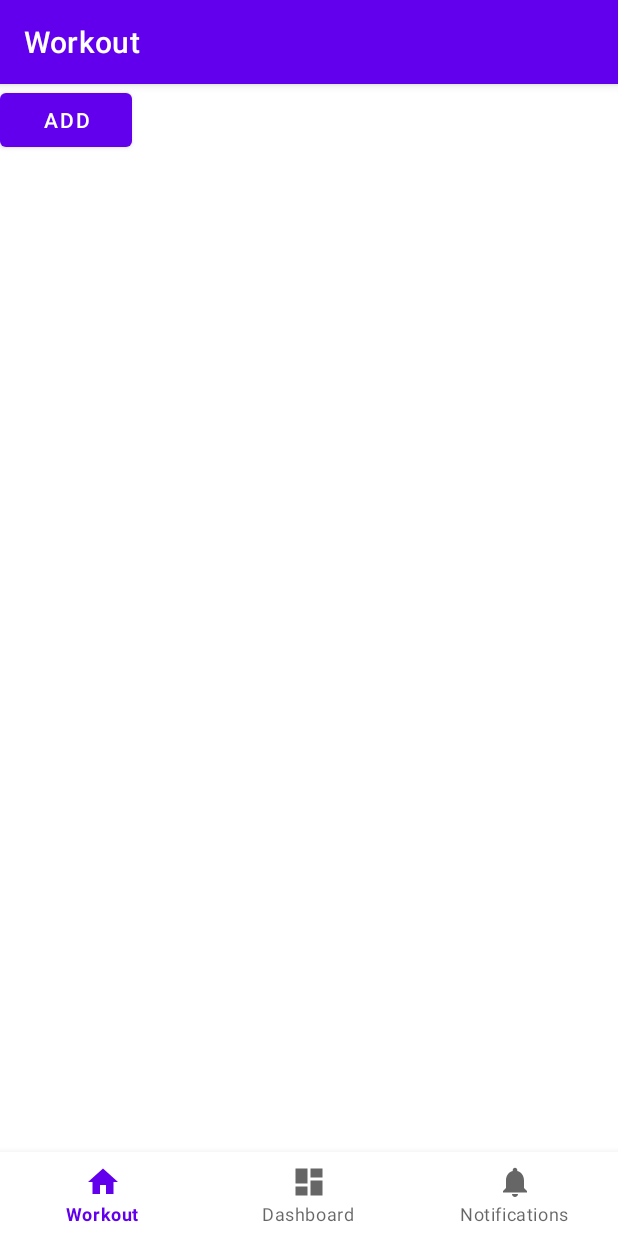
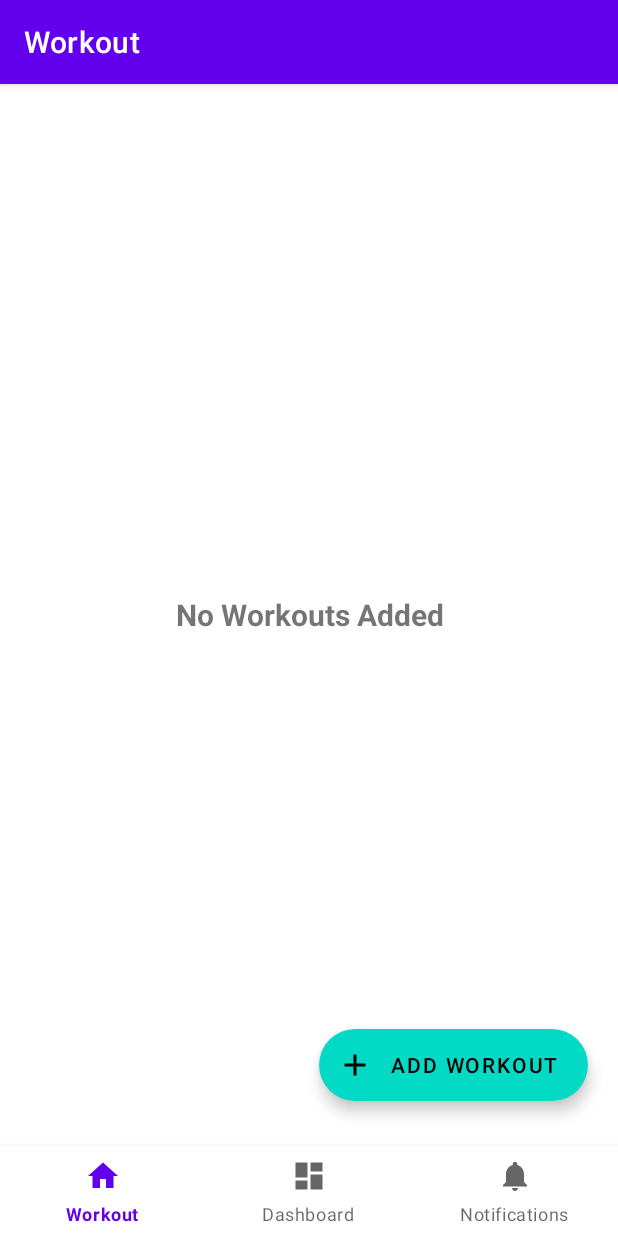
Before and after one commit to ajay53/MyApp, an Android app: the screen it shows after launch (MainActivity), on a phone screen of 412 x 824 dp. Run offline under Robolectric (Android 15) with nearby library versions, the phone set to English and light mode, and no system bars; our stand-ins replace Room's generated code, navigation-ui.

Commit message:
swipe workout to delete, lock/unlock feature while playing

```diff
--- a/app/src/main/java/com/goazi/workoutmanager/MainActivity.kt
+++ b/app/src/main/java/com/goazi/workoutmanager/MainActivity.kt
@@ -4,6 +4,7 @@ import android.os.Bundle
 import com.google.android.material.bottomnavigation.BottomNavigationView
 import androidx.appcompat.app.AppCompatActivity
 import androidx.navigation.findNavController
+import androidx.navigation.fragment.NavHostFragment
 import androidx.navigation.ui.AppBarConfiguration
 import androidx.navigation.ui.setupActionBarWithNavController
 import androidx.navigation.ui.setupWithNavController
@@ -15,7 +16,9 @@ class MainActivity : AppCompatActivity() {
         setContentView(R.layout.activity_main)
         val navView: BottomNavigationView = findViewById(R.id.nav_view)
 
-        val navController = findNavController(R.id.nav_host_fragment)
+        val navHostFragment = supportFragmentManager.findFragmentById(R.id.nav_host_fragment) as NavHostFragment
+        val navController = navHostFragment.navController
+//        val navController = findNavController(R.id.nav_host_fragment)
         // Passing each menu ID as a set of Ids because each
         // menu should be considered as top level destinations.
         val appBarConfiguration = AppBarConfiguration(setOf(
--- a/app/src/main/java/com/goazi/workoutmanager/repository/WorkoutRepository.kt
+++ b/app/src/main/java/com/goazi/workoutmanager/repository/WorkoutRepository.kt
@@ -16,6 +16,10 @@ class WorkoutRepository(private val workoutDao: WorkoutDao) {
         workoutDao.insert(workout)
     }
 
+    suspend fun delete(workout: Workout) {
+        workoutDao.delete(workout)
+    }
+
     fun getAllWorkouts(): MutableList<Workout> {
         val executor: ExecutorService = Executors.newSingleThreadExecutor()
         val future: Future<MutableList<Workout>> = executor.submit(SelectListCallable(workoutDao))
--- a/app/src/main/java/com/goazi/workoutmanager/repository/cache/dao/WorkoutDao.kt
+++ b/app/src/main/java/com/goazi/workoutmanager/repository/cache/dao/WorkoutDao.kt
@@ -2,6 +2,7 @@ package com.goazi.workoutmanager.repository.cache.dao
 
 import androidx.lifecycle.LiveData
 import androidx.room.Dao
+import androidx.room.Delete
 import androidx.room.Insert
 import androidx.room.Query
 import com.goazi.workoutmanager.model.Workout
@@ -12,6 +13,9 @@ interface WorkoutDao {
     @Insert
     suspend fun insert(workout: Workout)
 
+    @Delete
+    suspend fun delete(workout: Workout)
+
     @Query("SELECT * FROM tbl_workout ORDER BY timeStamp DESC")
     fun getLiveWorkouts(): LiveData<MutableList<Workout>>
 
--- a/app/src/main/java/com/goazi/workoutmanager/viewmodel/ExerciseViewModel.kt
+++ b/app/src/main/java/com/goazi/workoutmanager/viewmodel/ExerciseViewModel.kt
@@ -40,5 +40,7 @@ class ExerciseViewModel(application: Application) : AndroidViewModel(application
         return repository.getExerciseById(id)
     }
 
-
+    fun getExercisesById(id: String): MutableList<Exercise> {
+        return repository.getExercisesById(id)
+    }
 }
--- a/app/src/main/java/com/goazi/workoutmanager/viewmodel/WorkoutViewModel.kt
+++ b/app/src/main/java/com/goazi/workoutmanager/viewmodel/WorkoutViewModel.kt
@@ -21,4 +21,10 @@ class WorkoutViewModel(application: Application) : AndroidViewModel(application)
             repository.insert(workout)
         }
     }
+
+    fun delete(workout: Workout) {
+        viewModelScope.launch(Dispatchers.IO) {
+            repository.delete(workout)
+        }
+    }
 }
--- a/app/src/main/res/layout/activity_exercise.xml
+++ b/app/src/main/res/layout/activity_exercise.xml
@@ -78,7 +78,7 @@
                     android:id="@+id/img_lock"
                     android:layout_width="40dp"
                     android:layout_height="40dp"
-                    android:src="@drawable/ic_lock"
+                    android:src="@drawable/ic_unlock"
                     app:layout_constraintStart_toStartOf="parent"
                     app:layout_constraintTop_toTopOf="parent" />
 
@@ -134,10 +134,10 @@
                 android:layout_marginTop="10dp">
 
                 <androidx.appcompat.widget.AppCompatImageView
-                    android:id="@+id/img_replay"
+                    android:id="@+id/img_rewind"
                     android:layout_width="40dp"
                     android:layout_height="40dp"
-                    android:src="@drawable/ic_replay_10"
+                    android:src="@drawable/ic_rewind_10"
                     app:layout_constraintStart_toStartOf="parent"
                     app:layout_constraintTop_toTopOf="parent" />
 
--- a/app/src/main/res/layout/activity_main.xml
+++ b/app/src/main/res/layout/activity_main.xml
@@ -8,7 +8,7 @@
     <com.google.android.material.bottomnavigation.BottomNavigationView
         android:id="@+id/nav_view"
         android:layout_width="0dp"
-        android:layout_height="wrap_content"
+        android:layout_height="60dp"
         android:layout_marginStart="0dp"
         android:layout_marginEnd="0dp"
         android:background="?android:attr/windowBackground"
@@ -17,11 +17,12 @@
         app:layout_constraintRight_toRightOf="parent"
         app:menu="@menu/bottom_nav_menu" />
 
-    <fragment
+    <androidx.fragment.app.FragmentContainerView
         android:id="@+id/nav_host_fragment"
         android:name="androidx.navigation.fragment.NavHostFragment"
         android:layout_width="match_parent"
         android:layout_height="match_parent"
+        android:layout_marginBottom="60dp"
         app:defaultNavHost="true"
         app:layout_constraintBottom_toTopOf="@id/nav_view"
         app:layout_constraintLeft_toLeftOf="parent"
--- a/app/src/main/res/layout/exercise_list_item.xml
+++ b/app/src/main/res/layout/exercise_list_item.xml
@@ -5,7 +5,8 @@
     android:layout_width="match_parent"
     android:layout_height="wrap_content"
     android:layout_marginBottom="10dp"
-    app:cardCornerRadius="12dp">
+    app:cardCornerRadius="12dp"
+    app:cardElevation="10dp">
 
     <androidx.appcompat.widget.LinearLayoutCompat
         android:id="@+id/ll_parent"
--- a/app/src/main/res/layout/fragment_workout.xml
+++ b/app/src/main/res/layout/fragment_workout.xml
@@ -7,18 +7,32 @@
     android:layout_height="match_parent"
     tools:context=".view.fragment.WorkoutFragment">
 
-    <Button
-        android:id="@+id/btn_add_workout"
-        android:layout_width="wrap_content"
+    <TextView
+        android:id="@+id/tv_no_workouts"
+        android:layout_width="match_parent"
         android:layout_height="wrap_content"
-        android:text="Add" />
+        android:layout_centerInParent="true"
+        android:gravity="center"
+        android:text="@string/no_workouts"
+        android:textSize="20dp"
+        android:textStyle="bold"
+        android:visibility="gone" />
 
     <androidx.recyclerview.widget.RecyclerView
         android:id="@+id/rv_workout"
         android:layout_width="match_parent"
         android:layout_height="wrap_content"
-        android:layout_below="@+id/btn_add_workout"
         android:layout_margin="10dp"
         tools:listitem="@layout/workout_list_item" />
 
+    <com.google.android.material.floatingactionbutton.ExtendedFloatingActionButton
+        android:id="@+id/fab_add_workout"
+        android:layout_width="wrap_content"
+        android:layout_height="wrap_content"
+        android:layout_alignParentEnd="true"
+        android:layout_alignParentBottom="true"
+        android:layout_marginEnd="20dp"
+        android:layout_marginBottom="30dp"
+        android:text="@string/add_workout"
+        app:icon="@drawable/ic_add" />
 </RelativeLayout>
--- a/app/src/main/res/values/strings.xml
+++ b/app/src/main/res/values/strings.xml
@@ -6,4 +6,10 @@
     <string name="title_workout">Workout</string>
     <string name="enter_workout_name">Enter Workout Name</string>
     <string name="enter_exercise_name">Enter Exercise Name</string>
+    <string name="workout_deleted">Workout Deleted!</string>
+    <string name="exercise_deleted">Exercise Deleted!</string>
+    <string name="session_deleted">Set Deleted!</string>
+    <string name="undo">UNDO</string>
+    <string name="add_workout">Add Workout</string>
+    <string name="no_workouts">No Workouts Added</string>
 </resources>
```
Also changed, not shown: app/src/main/java/com/goazi/workoutmanager/view/activity/ExerciseActivity.kt (+136 -181 lines), app/src/main/java/com/goazi/workoutmanager/view/fragment/WorkoutFragment.kt (+86 -18 lines), app/src/main/res/layout/fragment_timer.xml (deleted, +0 -64 lines), app/src/main/res/layout/workout_list_item.xml (+5 -3 lines), app/src/main/res/drawable/ic_rewind_10.xml (renamed from app/src/main/res/drawable/ic_replay_10.xml).
